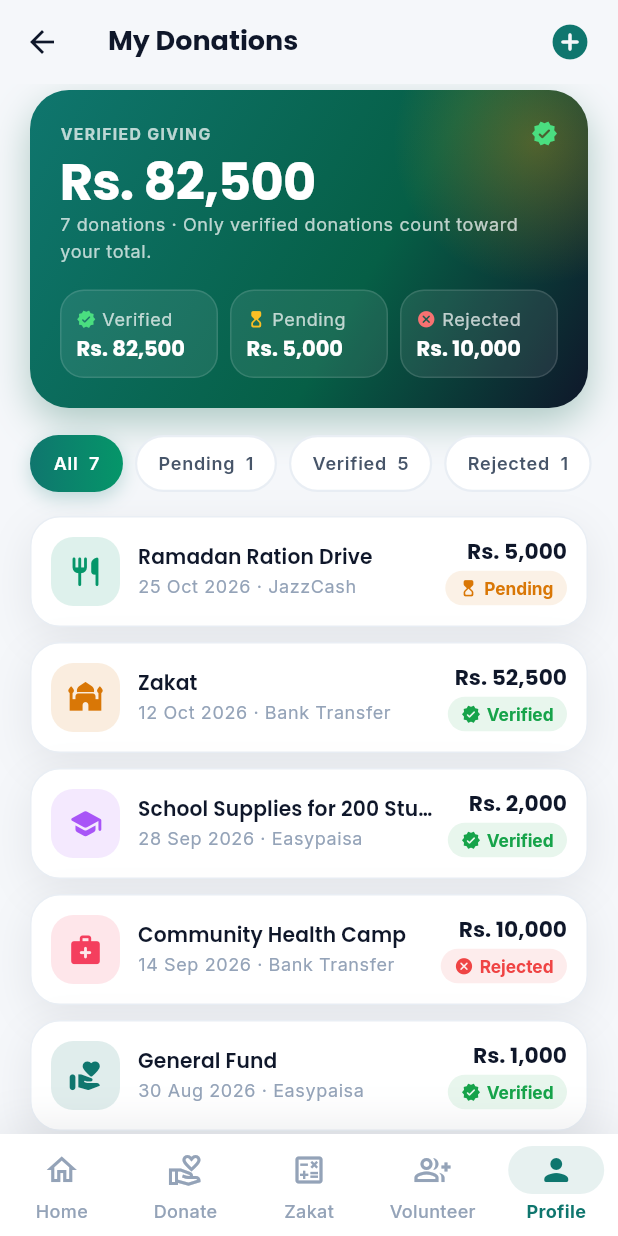
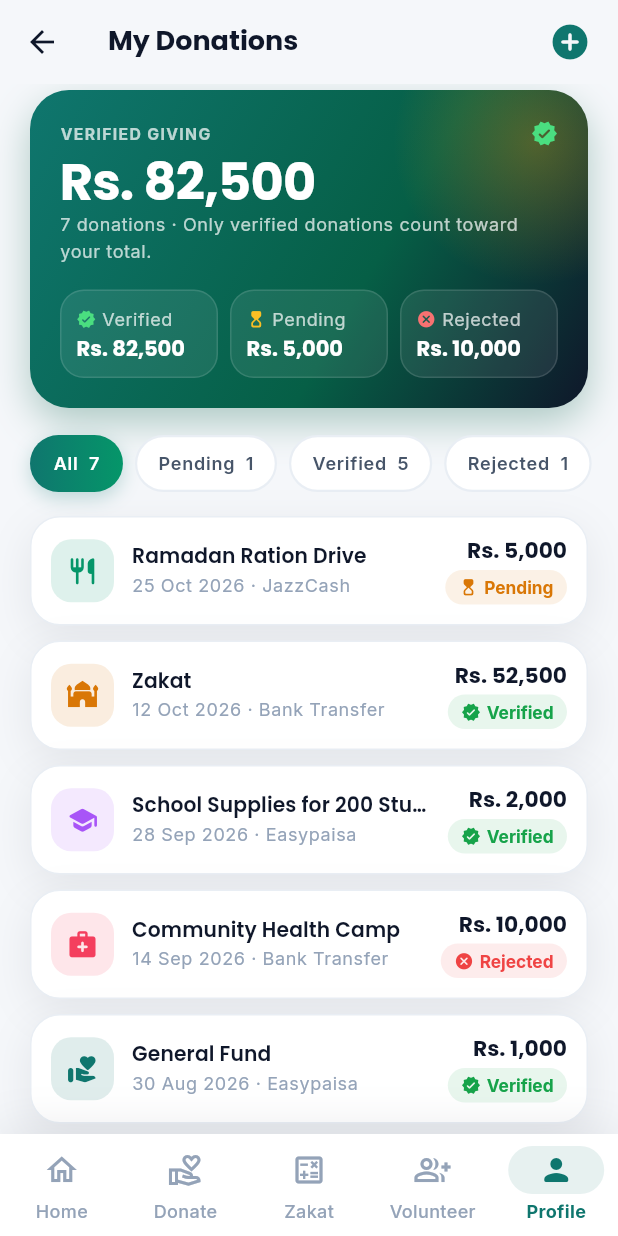
Before and after one commit to uulhaq0007/rah-e-haq-app, a Flutter app: the ProfileScreen screen opened by its route, after a tap on "اردو", after a tap on "English", after a tap on "My Donations", on a phone screen of 412 x 824 dp. Run offline on Flutter 3.47's test engine with Material 3 defaults, Android fonts, the phone set to English and light mode, and no system bars; our stand-ins replace go_router, google_fonts.

Commit message:
Complete remaining flows (work in progress)

```diff
--- a/lib/data/strings.dart
+++ b/lib/data/strings.dart
@@ -515,8 +515,9 @@ class S {
   String get donationsLabel => _t('Donations', 'عطیات');
   String get preferences => _t('Preferences', 'ترجیحات');
   String get language => _t('Language', 'زبان');
-  String get languageHint =>
-      _t('English or Urdu, right-to-left', 'اردو یا انگریزی');
+  String get languageHint => _t('English or Urdu', 'اردو یا انگریزی');
+  String goldRate(String gold) =>
+      _t('Gold $gold per tola', 'سونا $gold فی تولہ');
   String get darkMode => _t('Dark mode', 'ڈارک موڈ');
   String get darkModeHint =>
       _t('Easier on the eyes at night', 'رات میں آنکھوں کے لیے آرام دہ');
@@ -580,6 +581,7 @@ class S {
   String get galleryTitleHighlight => _t('Impact', 'لمحات');
 
   // Contact
+  String get getInTouch => _t('Get In Touch', 'رابطہ کریں');
   String get contactTitleLead => _t("We'd Love To", 'ہم آپ سے');
   String get contactTitleHighlight => _t('Hear From You', 'سننا چاہیں گے');
   String get contactSubtitle => _t(
--- a/lib/screens/contact_screen.dart
+++ b/lib/screens/contact_screen.dart
@@ -89,7 +89,7 @@ class _ContactScreenState extends State<ContactScreen> {
       body: ListView(
         padding: const EdgeInsets.fromLTRB(20, 4, 20, 32),
         children: [
-          EyebrowPill(label: s.contactUs, icon: Icons.support_agent_rounded),
+          EyebrowPill(label: s.getInTouch, icon: Icons.support_agent_rounded),
           const SizedBox(height: 10),
           HighlightTitle(
             lead: s.contactTitleLead,
--- a/lib/screens/donate_screen.dart
+++ b/lib/screens/donate_screen.dart
@@ -533,7 +533,7 @@ class _StepsStrip extends StatelessWidget {
                   const SizedBox(height: 6),
                   Text(
                     steps[i],
-                    maxLines: 1,
+                    maxLines: 2,
                     textAlign: TextAlign.center,
                     style: context.text.labelMedium?.copyWith(
                       color: palette.strong,
--- a/lib/screens/profile_screen.dart
+++ b/lib/screens/profile_screen.dart
@@ -50,10 +50,7 @@ class ProfileScreen extends StatelessWidget {
                           icon: Icons.calculate_rounded,
                           color: AppColors.amber600,
                           title: s.zakatCalculator,
-                          subtitle: s.ratesPill(
-                            rs(settings.rates.goldPerTola),
-                            rs(settings.rates.silverPerTola),
-                          ),
+                          subtitle: s.goldRate(rs(settings.rates.goldPerTola)),
                           onTap: () => context.go('/zakat'),
                         ),
                         _MenuTile(
--- a/lib/screens/volunteer_screen.dart
+++ b/lib/screens/volunteer_screen.dart
@@ -580,7 +580,9 @@ class _VolunteerHero extends StatelessWidget {
               ),
             ),
             const SizedBox(height: 16),
-            Row(
+            IntrinsicHeight(
+              child: Row(
+                crossAxisAlignment: CrossAxisAlignment.stretch,
                 children: [
                   for (var i = 0; i < stats.length; i++) ...[
                     if (i > 0) const SizedBox(width: 10),
@@ -600,10 +602,11 @@ class _VolunteerHero extends StatelessWidget {
                             ),
                             Text(
                               stats[i].$2,
-                            maxLines: 1,
-                            overflow: TextOverflow.ellipsis,
+                              maxLines: 2,
+                              textAlign: TextAlign.center,
                               style: context.text.bodySmall?.copyWith(
                                 color: Colors.white.withValues(alpha: 0.72),
+                                height: context.isUrdu ? 1.7 : 1.3,
                               ),
                             ),
                           ],
@@ -612,6 +615,7 @@ class _VolunteerHero extends StatelessWidget {
                     ),
                   ],
                 ],
+              ),
             ),
           ],
         ),
--- a/lib/screens/zakat_screen.dart
+++ b/lib/screens/zakat_screen.dart
@@ -460,7 +460,7 @@ class _HeroFigure extends StatelessWidget {
             color: Colors.white.withValues(alpha: 0.7),
           ),
         ),
-        const SizedBox(height: 2),
+        SizedBox(height: context.isUrdu ? 6 : 2),
         FittedBox(
           fit: BoxFit.scaleDown,
           alignment: AlignmentDirectional.centerStart,
--- a/lib/widgets/common.dart
+++ b/lib/widgets/common.dart
@@ -66,7 +66,7 @@ class EyebrowPill extends StatelessWidget {
   Widget build(BuildContext context) {
     final palette = context.palette;
     final foreground = onDark ? Colors.white : palette.brand;
-    return Container(
+    final pill = Container(
       padding: const EdgeInsets.symmetric(horizontal: 12, vertical: 6),
       decoration: BoxDecoration(
         color: onDark ? Colors.white.withValues(alpha: 0.1) : palette.brandSoft,
@@ -96,6 +96,13 @@ class EyebrowPill extends StatelessWidget {
           ),
         ],
       ),
+    );
+    // Hug the label even when a list hands down a full-width constraint.
+    return Align(
+      alignment: AlignmentDirectional.centerStart,
+      widthFactor: 1,
+      heightFactor: 1,
+      child: pill,
     );
   }
 }
--- a/lib/widgets/donation_tile.dart
+++ b/lib/widgets/donation_tile.dart
@@ -194,7 +194,7 @@ class DonationTile extends StatelessWidget {
           IconTile(
             icon: donation.cause.icon,
             color: donation.cause.color,
-            size: 46,
+            size: 42,
           ),
           const SizedBox(width: 12),
           Expanded(
```
Also changed, not shown: 6 other files. Lines whose indentation alone changed are shown as unchanged.
